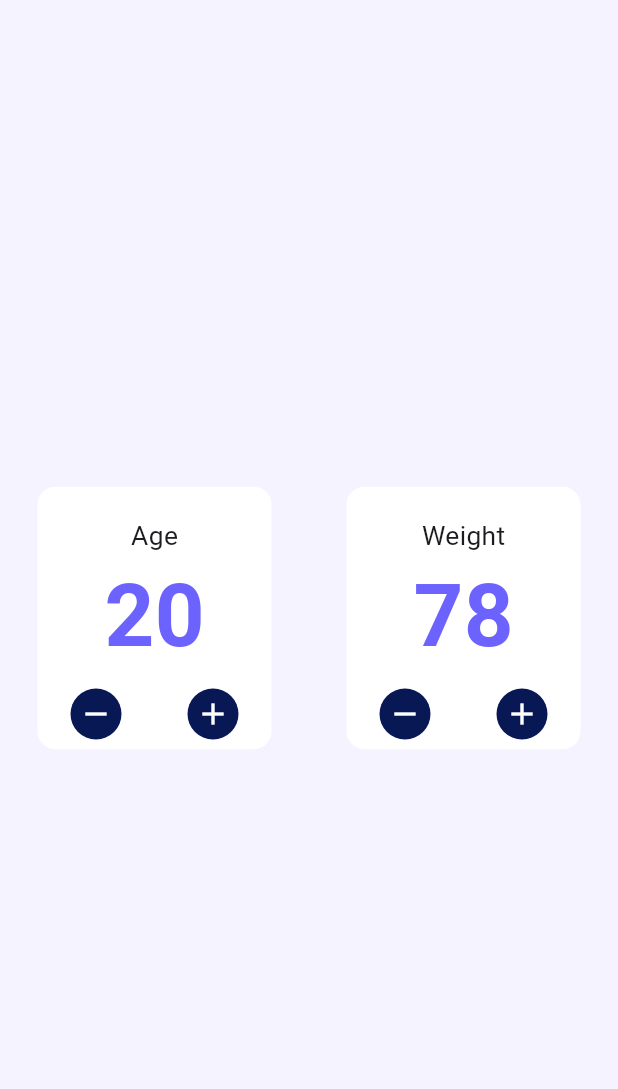
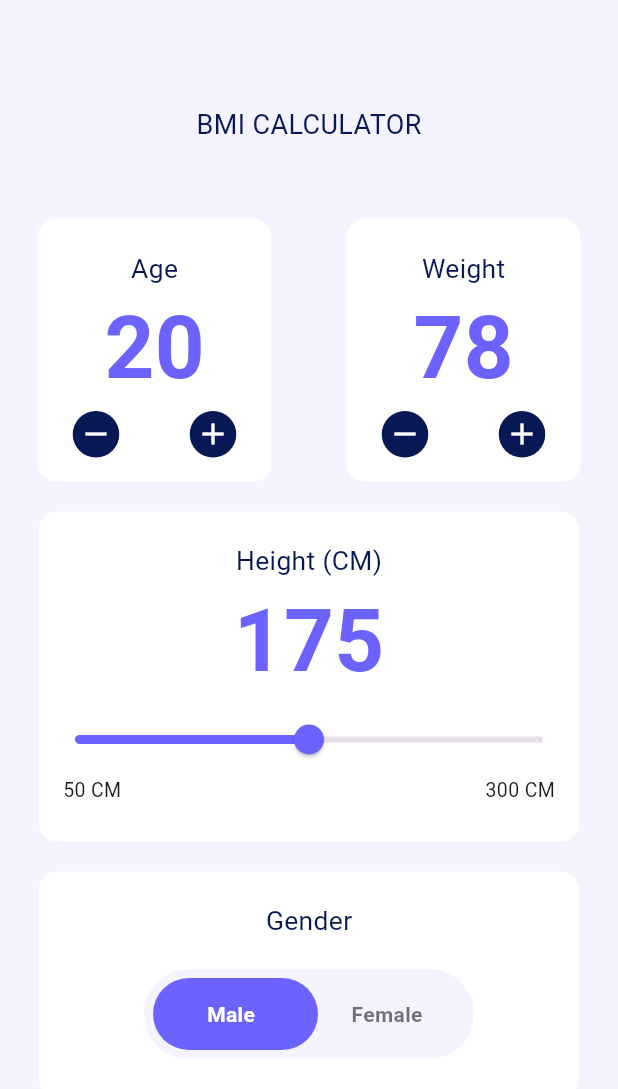
Before and after one commit to MohamedGamil13/DEPI-Tasks, a Flutter app: the screen it shows after launch, on a phone screen of 412 x 824 dp. Shown: the top 1089 px of the screen. Run offline on Flutter 3.47's test engine with Material 3 defaults, Android fonts, the phone set to English and light mode, and no system bars; our stand-ins replace bloc, carousel_slider, flutter_bloc.

Commit message:
Implement BMI calculator features: add user model with gender enum, create height and gender widgets, and enhance UI with custom slider and age/weight row.

```diff
--- a/Task10/bmi_calculator/lib/controller/bmi_cubit.dart
+++ b/Task10/bmi_calculator/lib/controller/bmi_cubit.dart
@@ -8,7 +8,7 @@ class BmiCubit extends Cubit<BmiState> {
   BmiCubit()
     : super(
         BmiState(
-          UserModel(gender: 'Male', age: 20, weightKG: 78, heightCM: 175),
+          UserModel(gender: Gender.male, age: 20, weightKG: 78, heightCM: 175),
         ),
       );
   void addWeight() {
@@ -31,4 +31,19 @@ class BmiCubit extends Cubit<BmiState> {
     state.userModel.age--;
     emit(BmiState(state.userModel));
   }
+
+  void setHeight(double value) {
+    state.userModel.heightCM = value;
+    emit(BmiState(state.userModel));
+  }
+
+  void toggleGender() {
+    switch (state.userModel.gender) {
+      case Gender.male:
+        state.userModel.gender = Gender.female;
+      case Gender.female:
+        state.userModel.gender = Gender.male;
+    }
+    emit(BmiState(state.userModel));
+  }
 }
--- a/Task10/bmi_calculator/lib/models/user_model.dart
+++ b/Task10/bmi_calculator/lib/models/user_model.dart
@@ -1,8 +1,8 @@
 class UserModel {
-  String gender;
+  Gender gender;
   int age;
   int weightKG;
-  int heightCM;
+  double heightCM;
   final double bmi;
 
   UserModel({
@@ -12,3 +12,27 @@ class UserModel {
     required this.heightCM,
   }) : bmi = weightKG / (heightCM * heightCM);
 }
+
+enum Gender { male, female }
+
+extension on Gender {
+  String get displayName {
+    switch (this) {
+      case Gender.male:
+        return 'Male';
+      case Gender.female:
+        return 'Female';
+    }
+  }
+}
+
+extension on Gender {
+  bool get genderToggle {
+    switch (this) {
+      case Gender.male:
+        return true;
+      case Gender.female:
+        return false;
+    }
+  }
+}
--- a/Task10/bmi_calculator/lib/views/bmi_calc_screen.dart
+++ b/Task10/bmi_calculator/lib/views/bmi_calc_screen.dart
@@ -1,5 +1,7 @@
 import 'package:bmi_calculator/constants.dart';
-import 'package:bmi_calculator/views/widgets/adder_widget.dart';
+import 'package:bmi_calculator/views/widgets/age_height_row.dart';
+import 'package:bmi_calculator/views/widgets/gender_widget.dart';
+import 'package:bmi_calculator/views/widgets/height_widget.dart';
 import 'package:flutter/material.dart';
 
 class BmiCalcScreen extends StatelessWidget {
@@ -10,16 +12,21 @@ class BmiCalcScreen extends StatelessWidget {
     return const Scaffold(
       backgroundColor: AppContants.kScaffoldColor,
       body: Column(
+        spacing: 20,
         children: [
-          Expanded(
-            child: Row(
-              mainAxisAlignment: .spaceAround,
-              children: [
-                AdderWidget(title: "Age", isAge: true),
-                AdderWidget(title: "Weight", isAge: false),
-              ],
+          SizedBox(height: 50),
+          Text(
+            'BMI CALCULATOR',
+            style: TextStyle(
+              fontWeight: .w400,
+              fontSize: 18,
+              color: AppContants.kbuttonColor,
             ),
           ),
+          SizedBox(height: 10),
+          AgeWeightRow(),
+          HeightWidget(height: 174),
+          GenderWidget(),
         ],
       ),
     );
--- a/Task10/bmi_calculator/lib/views/widgets/adder_widget.dart
+++ b/Task10/bmi_calculator/lib/views/widgets/adder_widget.dart
@@ -23,7 +23,11 @@ class AdderWidget extends StatelessWidget {
             builder: (context, state) {
               return Text(
                 title,
-                style: const TextStyle(fontWeight: .w400, fontSize: 17.6),
+                style: const TextStyle(
+                  fontWeight: .w400,
+                  fontSize: 17.6,
+                  color: AppContants.kbuttonColor,
+                ),
               );
             },
           ),
@@ -42,6 +46,8 @@ class AdderWidget extends StatelessWidget {
             },
           ),
           Expanded(
+            child: Padding(
+              padding: const EdgeInsets.only(bottom: 16.0),
               child: Row(
                 mainAxisAlignment: .spaceAround,
                 children: [
@@ -80,6 +86,7 @@ class AdderWidget extends StatelessWidget {
                 ],
               ),
             ),
+          ),
         ],
       ),
     );
--- /dev/null
+++ b/Task10/bmi_calculator/lib/views/widgets/age_height_row.dart
@@ -0,0 +1,17 @@
+import 'package:bmi_calculator/views/widgets/adder_widget.dart';
+import 'package:flutter/material.dart';
+
+class AgeWeightRow extends StatelessWidget {
+  const AgeWeightRow({super.key});
+
+  @override
+  Widget build(BuildContext context) {
+    return const Row(
+      mainAxisAlignment: .spaceAround,
+      children: [
+        AdderWidget(title: "Age", isAge: true),
+        AdderWidget(title: "Weight", isAge: false),
+      ],
+    );
+  }
+}
--- /dev/null
+++ b/Task10/bmi_calculator/lib/views/widgets/custom_slider.dart
@@ -0,0 +1,34 @@
+import 'package:bmi_calculator/constants.dart';
+import 'package:bmi_calculator/controller/bmi_cubit.dart';
+import 'package:flutter/material.dart';
+import 'package:flutter_bloc/flutter_bloc.dart';
+
+class CustomSlider extends StatelessWidget {
+  const CustomSlider({super.key});
+
+  @override
+  Widget build(BuildContext context) {
+    return BlocBuilder<BmiCubit, BmiState>(
+      builder: (context, state) {
+        final height = state.userModel.heightCM;
+
+        return SliderTheme(
+          data: SliderTheme.of(
+            context,
+          ).copyWith(showValueIndicator: ShowValueIndicator.onDrag),
+          child: Slider(
+            value: height,
+            onChanged: (val) {
+              context.read<BmiCubit>().setHeight(val);
+            },
+            min: 50,
+            max: 300,
+            divisions: 250,
+            label: height.round().toString(),
+            activeColor: AppContants.kpraimaryColor,
+          ),
+        );
+      },
+    );
+  }
+}
--- /dev/null
+++ b/Task10/bmi_calculator/lib/views/widgets/gender_toggle.dart
@@ -0,0 +1,80 @@
+import 'package:bmi_calculator/constants.dart';
+import 'package:bmi_calculator/controller/bmi_cubit.dart';
+import 'package:bmi_calculator/models/user_model.dart';
+import 'package:flutter/material.dart';
+import 'package:flutter_bloc/flutter_bloc.dart';
+
+class GenderToggle extends StatelessWidget {
+  const GenderToggle({super.key});
+
+  @override
+  Widget build(BuildContext context) {
+    return BlocBuilder<BmiCubit, BmiState>(
+      builder: (context, state) {
+        return GestureDetector(
+          onTap: () {
+            context.read<BmiCubit>().toggleGender();
+          },
+          child: Container(
+            width: 220,
+            height: 60,
+            padding: const EdgeInsets.all(6),
+            decoration: BoxDecoration(
+              color: const Color(0xffF4F3FF),
+              borderRadius: BorderRadius.circular(40),
+            ),
+            child: Stack(
+              children: [
+                AnimatedAlign(
+                  duration: const Duration(milliseconds: 300),
+                  curve: Curves.easeInOut,
+                  alignment: state.userModel.gender == Gender.male
+                      ? Alignment.centerLeft
+                      : Alignment.centerRight,
+                  child: AnimatedContainer(
+                    duration: const Duration(milliseconds: 300),
+                    width: 110,
+                    height: 48,
+                    decoration: BoxDecoration(
+                      color: AppContants.kpraimaryColor,
+                      borderRadius: BorderRadius.circular(30),
+                    ),
+                  ),
+                ),
+
+                /// Texts
+                Row(
+                  mainAxisAlignment: MainAxisAlignment.spaceBetween,
+                  children: [
+                    Expanded(
+                      child: Center(
+                        child: Text(
+                          "Male",
+                          style: TextStyle(
+                            fontWeight: FontWeight.bold,
+                            color: state.userModel.gender == Gender.male ? Colors.white : Colors.black54,
+                          ),
+                        ),
+                      ),
+                    ),
+                    Expanded(
+                      child: Center(
+                        child: Text(
+                          "Female",
+                          style: TextStyle(
+                            fontWeight: FontWeight.bold,
+                            color: state.userModel.gender == Gender.female ? Colors.white : Colors.black54,
+                          ),
+                        ),
+                      ),
+                    ),
+                  ],
+                ),
+              ],
+            ),
+          ),
+        );
+      },
+    );
+  }
+}
--- /dev/null
+++ b/Task10/bmi_calculator/lib/views/widgets/gender_widget.dart
@@ -0,0 +1,34 @@
+import 'package:bmi_calculator/constants.dart';
+import 'package:bmi_calculator/views/widgets/gender_toggle.dart';
+import 'package:flutter/material.dart';
+
+class GenderWidget extends StatelessWidget {
+  const GenderWidget({super.key});
+
+  @override
+  Widget build(BuildContext context) {
+    return Container(
+      height: 150,
+      width: 360,
+      decoration: BoxDecoration(
+        color: Colors.white,
+        borderRadius: BorderRadius.circular(12),
+      ),
+      child: const Column(
+        children: [
+          SizedBox(height: 20),
+          Text(
+            'Gender',
+            style: TextStyle(
+              fontWeight: .w400,
+              fontSize: 17.6,
+              color: AppContants.kbuttonColor,
+            ),
+          ),
+          SizedBox(height: 20),
+          GenderToggle(),
+        ],
+      ),
+    );
+  }
+}
--- /dev/null
+++ b/Task10/bmi_calculator/lib/views/widgets/height_widget.dart
@@ -0,0 +1,67 @@
+import 'package:bmi_calculator/constants.dart';
+import 'package:bmi_calculator/controller/bmi_cubit.dart';
+import 'package:bmi_calculator/views/widgets/custom_slider.dart';
+import 'package:flutter/material.dart';
+import 'package:flutter_bloc/flutter_bloc.dart';
+
+class HeightWidget extends StatelessWidget {
+  const HeightWidget({super.key, required this.height});
+  final int height;
+
+  @override
+  Widget build(BuildContext context) {
+    return Padding(
+      padding: const EdgeInsets.symmetric(horizontal: 16.0),
+      child: Container(
+        height: 220,
+        width: 360,
+        decoration: BoxDecoration(
+          color: Colors.white,
+          borderRadius: BorderRadius.circular(12),
+        ),
+        child: Column(
+          children: [
+            const SizedBox(height: 20),
+            const Text(
+              'Height (CM)',
+              style: TextStyle(
+                fontWeight: .w400,
+                fontSize: 17.6,
+                color: AppContants.kbuttonColor,
+              ),
+            ),
+            BlocBuilder<BmiCubit, BmiState>(
+              builder: (context, state) {
+                return Text(
+                  state.userModel.heightCM.round().toString(),
+                  style: const TextStyle(
+                    fontWeight: .w700,
+                    fontSize: 58,
+                    color: AppContants.kpraimaryColor,
+                  ),
+                );
+              },
+            ),
+            const CustomSlider(),
+            const Padding(
+              padding: EdgeInsets.symmetric(horizontal: 16.0),
+              child: Row(
+                mainAxisAlignment: .spaceBetween,
+                children: [
+                  Text(
+                    '50 CM',
+                    style: TextStyle(fontSize: 13, fontWeight: .w400),
+                  ),
+                  Text(
+                    '300 CM',
+                    style: TextStyle(fontSize: 13, fontWeight: .w400),
+                  ),
+                ],
+              ),
+            ),
+          ],
+        ),
+      ),
+    );
+  }
+}
```
Lines whose indentation alone changed are shown as unchanged.
